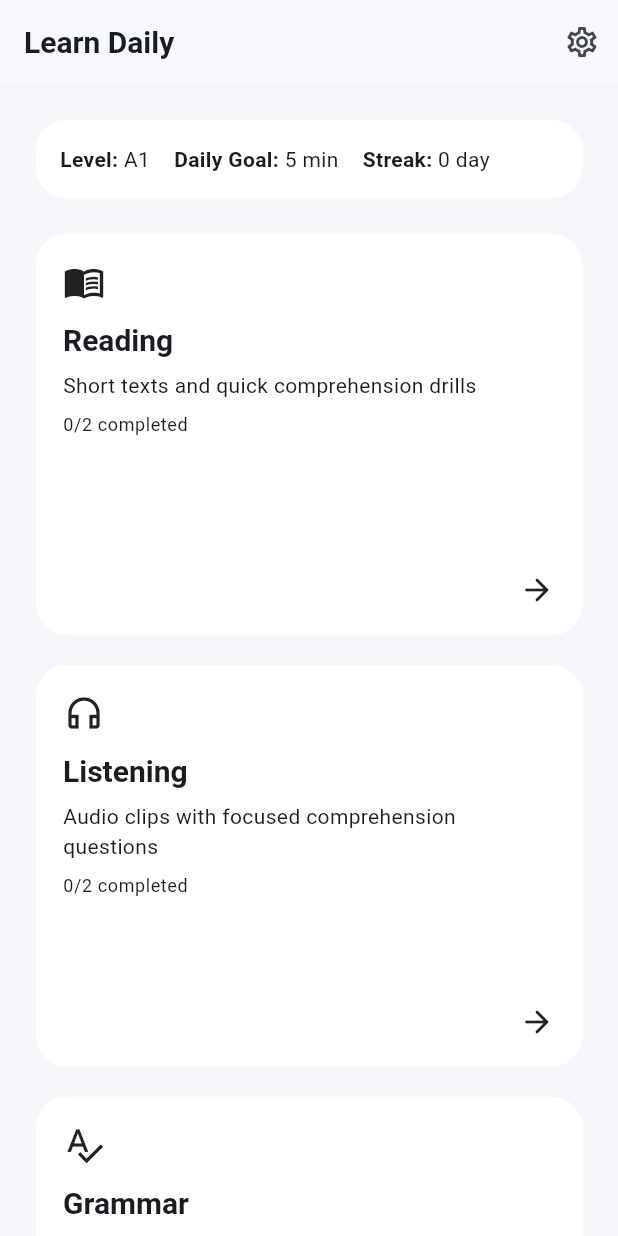
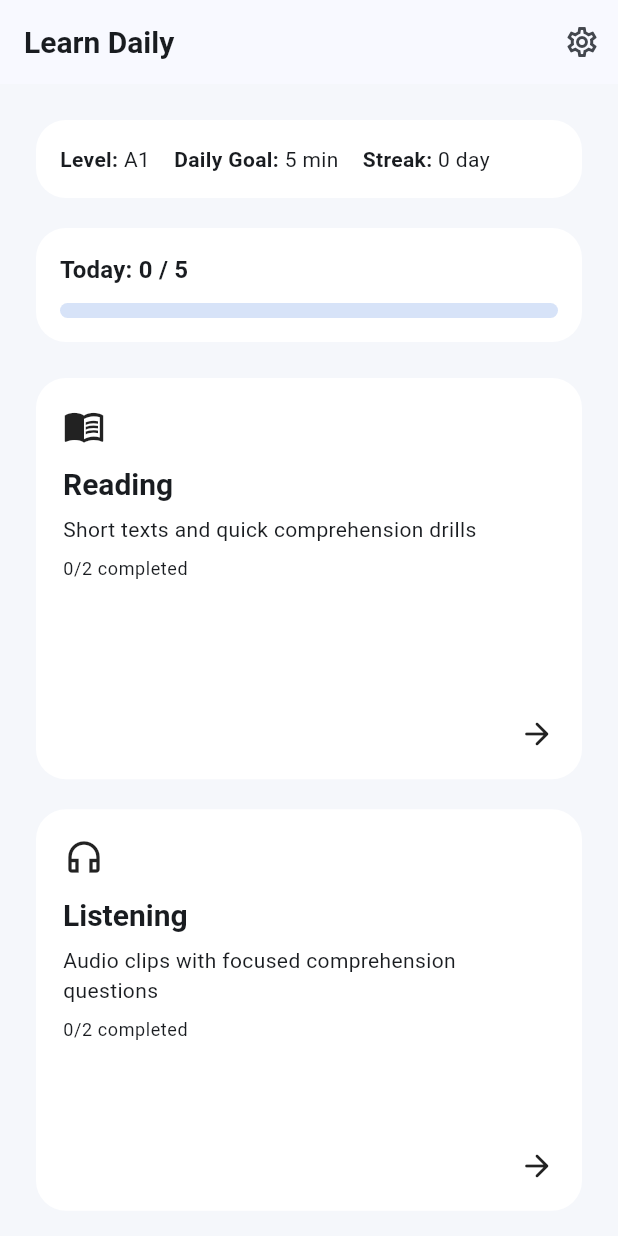
Before and after one commit to fvarli/lang_app, a Flutter app: the HomeScreen screen opened by its route, on a phone screen of 412 x 824 dp. Run offline on Flutter 3.47's test engine with Material 3 defaults, Android fonts, the phone set to English and light mode, and no system bars; our stand-ins replace flutter_markdown, go_router, shared_preferences; accounts and stored records are empty.

Commit message:
feat(progress): track daily goal completion with persisted today count and home progress bar

```diff
--- a/lib/core/models/content_models.dart
+++ b/lib/core/models/content_models.dart
@@ -166,6 +166,8 @@ class UserProgress {
   const UserProgress({
     required this.selectedLevel,
     required this.dailyGoalMinutes,
+    required this.completedLessonsToday,
+    required this.completedOnDate,
     required this.streak,
     required this.completedLessonIds,
     required this.darkMode,
@@ -173,13 +175,31 @@ class UserProgress {
 
   final Level selectedLevel;
   final int dailyGoalMinutes;
+  final int completedLessonsToday;
+  final String? completedOnDate;
   final int streak;
   final Set<String> completedLessonIds;
   final bool darkMode;
 
+  double get todayProgressRatio {
+    if (dailyGoalMinutes <= 0) {
+      return 0;
+    }
+    final ratio = completedLessonsToday / dailyGoalMinutes;
+    if (ratio < 0) {
+      return 0;
+    }
+    if (ratio > 1) {
+      return 1;
+    }
+    return ratio;
+  }
+
   UserProgress copyWith({
     Level? selectedLevel,
     int? dailyGoalMinutes,
+    int? completedLessonsToday,
+    String? completedOnDate,
     int? streak,
     Set<String>? completedLessonIds,
     bool? darkMode,
@@ -187,6 +207,9 @@ class UserProgress {
     return UserProgress(
       selectedLevel: selectedLevel ?? this.selectedLevel,
       dailyGoalMinutes: dailyGoalMinutes ?? this.dailyGoalMinutes,
+      completedLessonsToday:
+          completedLessonsToday ?? this.completedLessonsToday,
+      completedOnDate: completedOnDate ?? this.completedOnDate,
       streak: streak ?? this.streak,
       completedLessonIds: completedLessonIds ?? this.completedLessonIds,
       darkMode: darkMode ?? this.darkMode,
@@ -197,6 +220,8 @@ class UserProgress {
     return {
       'selectedLevel': selectedLevel.name,
       'dailyGoalMinutes': dailyGoalMinutes,
+      'completedLessonsToday': completedLessonsToday,
+      'completedOnDate': completedOnDate,
       'streak': streak,
       'completedLessonIds': completedLessonIds.toList(growable: false),
       'darkMode': darkMode,
@@ -207,6 +232,8 @@ class UserProgress {
     return UserProgress(
       selectedLevel: _levelFromJson(json['selectedLevel'] as String),
       dailyGoalMinutes: json['dailyGoalMinutes'] as int,
+      completedLessonsToday: json['completedLessonsToday'] as int? ?? 0,
+      completedOnDate: json['completedOnDate'] as String?,
       streak: json['streak'] as int,
       completedLessonIds: (json['completedLessonIds'] as List<dynamic>)
           .map((e) => e as String)
@@ -219,6 +246,8 @@ class UserProgress {
     return const UserProgress(
       selectedLevel: Level.a1,
       dailyGoalMinutes: 5,
+      completedLessonsToday: 0,
+      completedOnDate: null,
       streak: 0,
       completedLessonIds: <String>{},
       darkMode: false,
--- a/lib/core/state/app_state.dart
+++ b/lib/core/state/app_state.dart
@@ -47,8 +47,14 @@ class AppState extends ChangeNotifier {
   }
 
   Future<void> completeLesson(String lessonId) async {
+    final today = _todayKey();
+    final todayCount = progress.completedOnDate == today
+        ? progress.completedLessonsToday
+        : 0;
     final completed = {...progress.completedLessonIds, lessonId};
     progress = progress.copyWith(
+      completedLessonsToday: todayCount + 1,
+      completedOnDate: today,
       completedLessonIds: completed,
       streak: progress.streak + 1,
     );
@@ -61,4 +67,12 @@ class AppState extends ChangeNotifier {
     progress = UserProgress.empty();
     notifyListeners();
   }
+
+  String _todayKey() {
+    final now = DateTime.now();
+    final year = now.year.toString().padLeft(4, '0');
+    final month = now.month.toString().padLeft(2, '0');
+    final day = now.day.toString().padLeft(2, '0');
+    return '$year-$month-$day';
+  }
 }
--- a/lib/features/home/home_screen.dart
+++ b/lib/features/home/home_screen.dart
@@ -54,6 +54,27 @@ class HomeScreen extends StatelessWidget {
                       _StatTile(
                         label: 'Streak',
                         value: '${appState.progress.streak} day',
+                      ),
+                    ],
+                  ),
+                ),
+              ),
+              const SizedBox(height: 12),
+              Card(
+                child: Padding(
+                  padding: const EdgeInsets.all(16),
+                  child: Column(
+                    crossAxisAlignment: CrossAxisAlignment.start,
+                    children: [
+                      Text(
+                        'Today: ${appState.progress.completedLessonsToday} / ${appState.progress.dailyGoalMinutes}',
+                        style: Theme.of(context).textTheme.titleMedium,
+                      ),
+                      const SizedBox(height: 10),
+                      LinearProgressIndicator(
+                        value: appState.progress.todayProgressRatio,
+                        minHeight: 10,
+                        borderRadius: BorderRadius.circular(999),
                       ),
                     ],
                   ),
```
Also changed, not shown: 1 other file.
